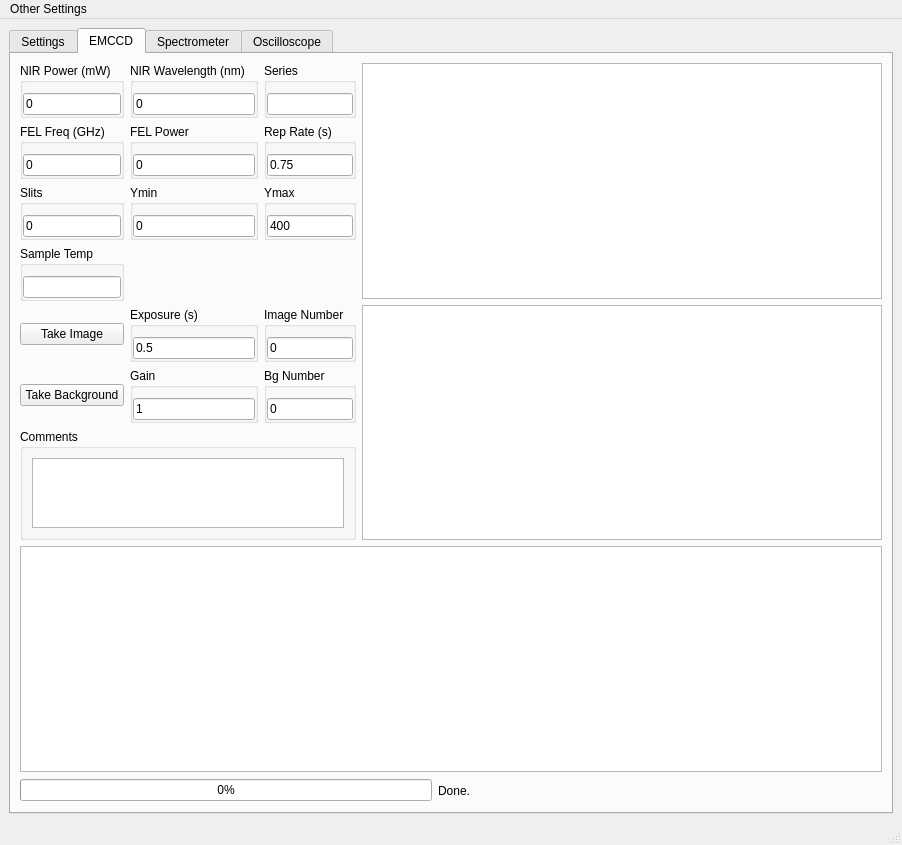
First picture: the form in mainWindow.ui, repository SherwinGroup/EMCCD-psychic, before the edit.
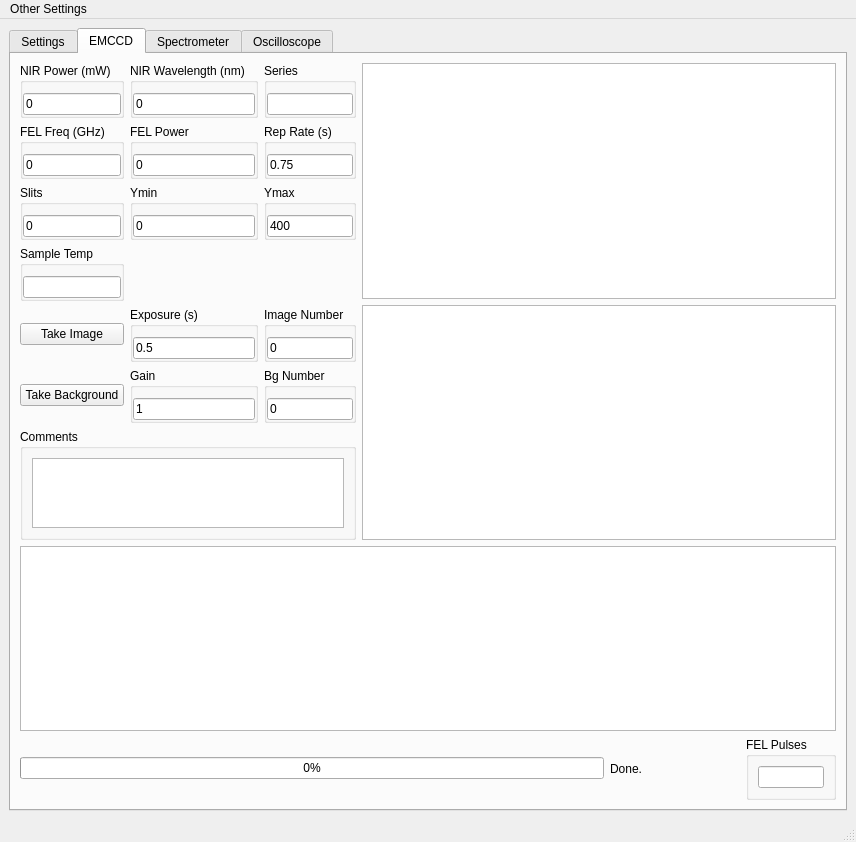
Second picture: the form after the edit. The open tabs and pages were chosen to show the change. Custom widgets are drawn as their Qt base class.

What changed in the file:
```diff
--- a/mainWindow.ui
+++ b/mainWindow.ui
@@ -6,8 +6,8 @@
    <rect>
     <x>0</x>
     <y>0</y>
-    <width>902</width>
-    <height>845</height>
+    <width>856</width>
+    <height>735</height>
    </rect>
   </property>
   <property name="windowTitle">
@@ -1447,7 +1447,10 @@
            <widget class="PlotWidget" name="gCCDBin"/>
           </item>
           <item>
-           <layout class="QHBoxLayout" name="horizontalLayout_34">
+           <layout class="QHBoxLayout" name="horizontalLayout_34" stretch="9,1,1,1">
+            <property name="bottomMargin">
+             <number>0</number>
+            </property>
             <item>
              <widget class="QProgressBar" name="pCCD">
               <property name="value">
@@ -1475,6 +1478,18 @@
               </property>
              </spacer>
             </item>
+            <item>
+             <widget class="QGroupBox" name="groupBox_54">
+              <property name="title">
+               <string>FEL Pulses</string>
+              </property>
+              <layout class="QHBoxLayout" name="horizontalLayout_50">
+               <item>
+                <widget class="QLineEdit" name="tCCDFELPulses"/>
+               </item>
+              </layout>
+             </widget>
+            </item>
            </layout>
           </item>
          </layout>
@@ -2144,7 +2159,7 @@
     <rect>
      <x>0</x>
      <y>0</y>
-     <width>902</width>
+     <width>856</width>
      <height>21</height>
     </rect>
    </property>
```
Left out of the diff: 10 changed lines with no effect on the pictures.
